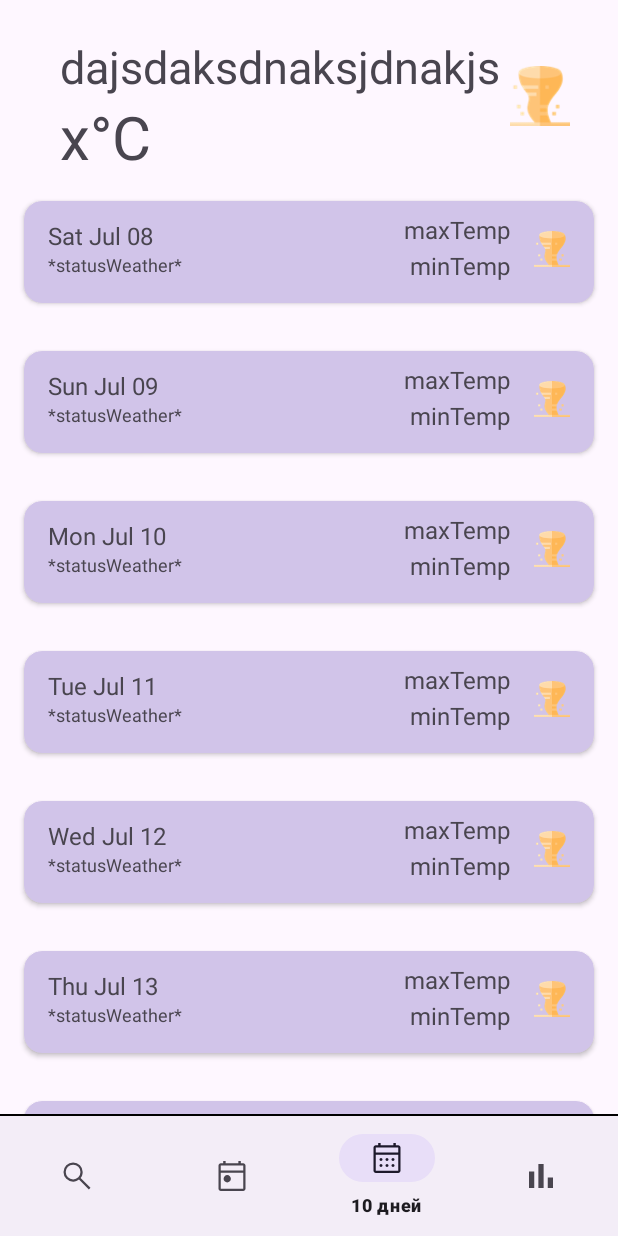
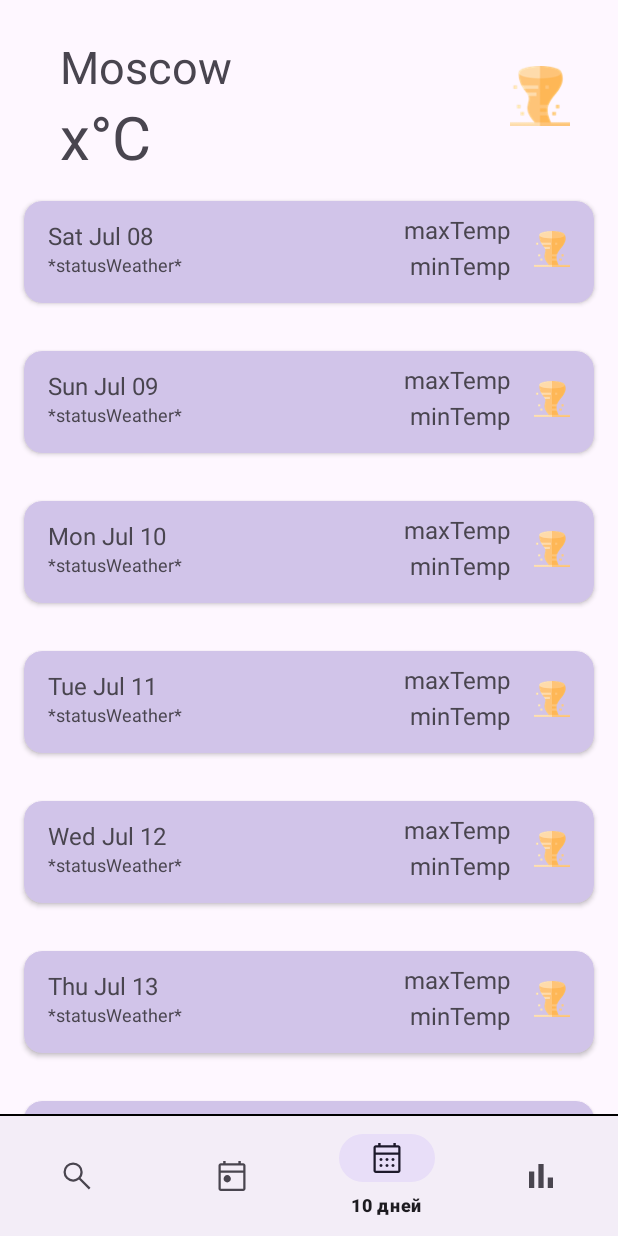
Before and after one commit to Dats-asc/SummerPracticeWeatherApp, an Android app: the DaysFragment screen opened through its navigation route, on a phone screen of 412 x 824 dp. Run offline under Robolectric (Android 15) with nearby library versions, the phone set to English and light mode, and no system bars; our stand-ins replace navigation-ui.

Commit message:
review fixes-2

```diff
--- a/app/src/main/res/layout/fragment_days.xml
+++ b/app/src/main/res/layout/fragment_days.xml
@@ -12,8 +12,9 @@
         android:layout_height="wrap_content"
         android:layout_marginStart="40dp"
         android:layout_marginTop="24dp"
+        android:ellipsize="end"
         android:maxLines="1"
-        android:text="dajsdaksdnaksjdnakjsdd"
+        android:text="Moscow"
         android:textSize="30sp"
         app:layout_constraintEnd_toStartOf="@id/iv_icon"
         app:layout_constraintStart_toStartOf="parent"
@@ -37,7 +38,7 @@
         android:layout_width="40dp"
         android:layout_height="40dp"
         android:layout_marginVertical="20dp"
-        android:layout_marginEnd="-20dp"
+        android:layout_marginEnd="20dp"
         android:src="@drawable/img"
         app:layout_constraintEnd_toEndOf="@+id/tv_city"
         app:layout_constraintTop_toTopOf="@+id/tv_city" />
```
